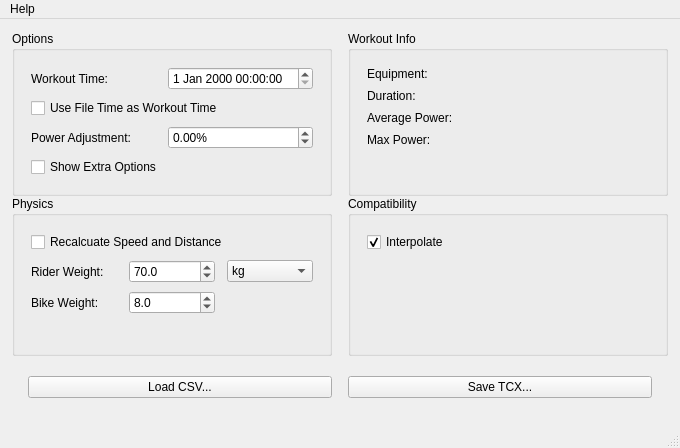
Old version of the form source/ui/mainwindow.ui in the repository j33433/MPowerTCX.
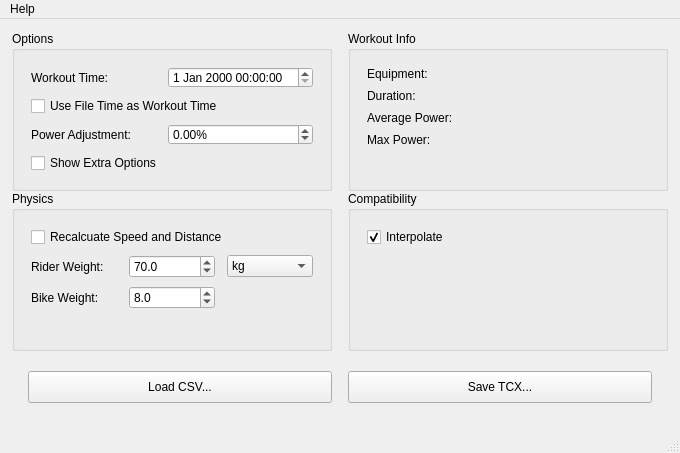
New version of the form.

Commit message: bigger buttons

The edit to the form file:
```diff
--- a/source/ui/mainwindow.ui
+++ b/source/ui/mainwindow.ui
@@ -328,6 +328,15 @@
        </property>
        <item row="1" column="1">
         <widget class="QPushButton" name="saveButton">
+         <property name="minimumSize">
+          <size>
+           <width>0</width>
+           <height>32</height>
+          </size>
+         </property>
+         <property name="styleSheet">
+          <string notr="true"/>
+         </property>
          <property name="text">
           <string>Save TCX...</string>
          </property>
@@ -335,6 +344,15 @@
        </item>
        <item row="1" column="0">
         <widget class="QPushButton" name="loadButton">
+         <property name="minimumSize">
+          <size>
+           <width>0</width>
+           <height>32</height>
+          </size>
+         </property>
+         <property name="styleSheet">
+          <string notr="true"/>
+         </property>
          <property name="text">
           <string>Load CSV...</string>
          </property>
```
The commit also changes 1 other file.
